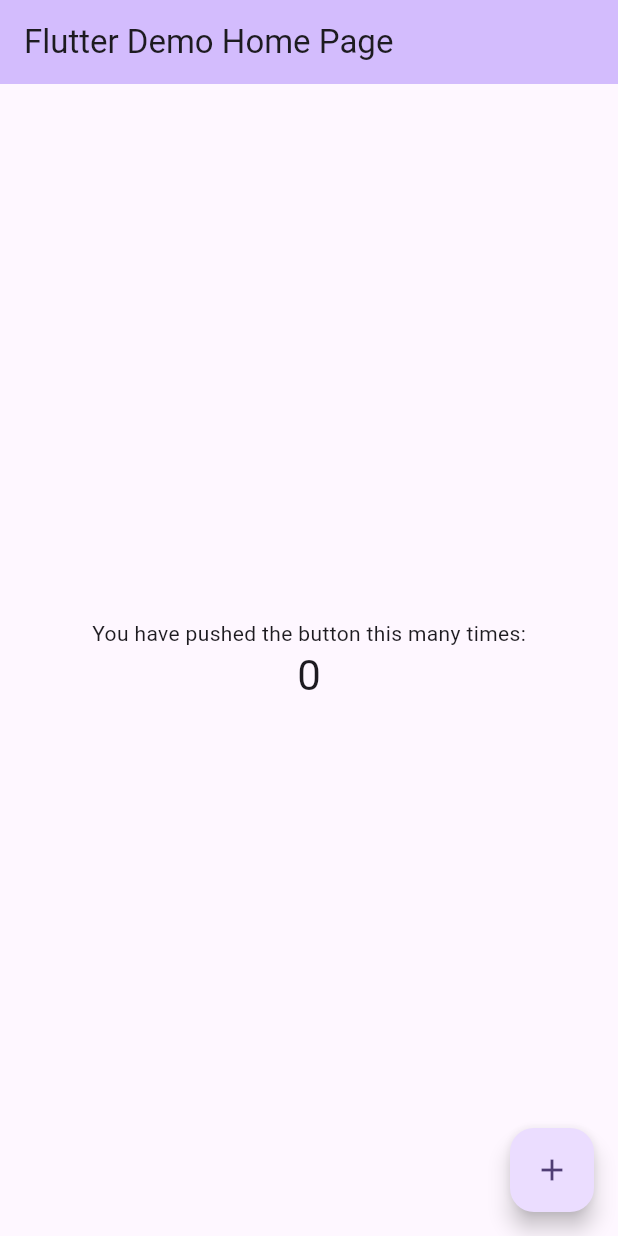
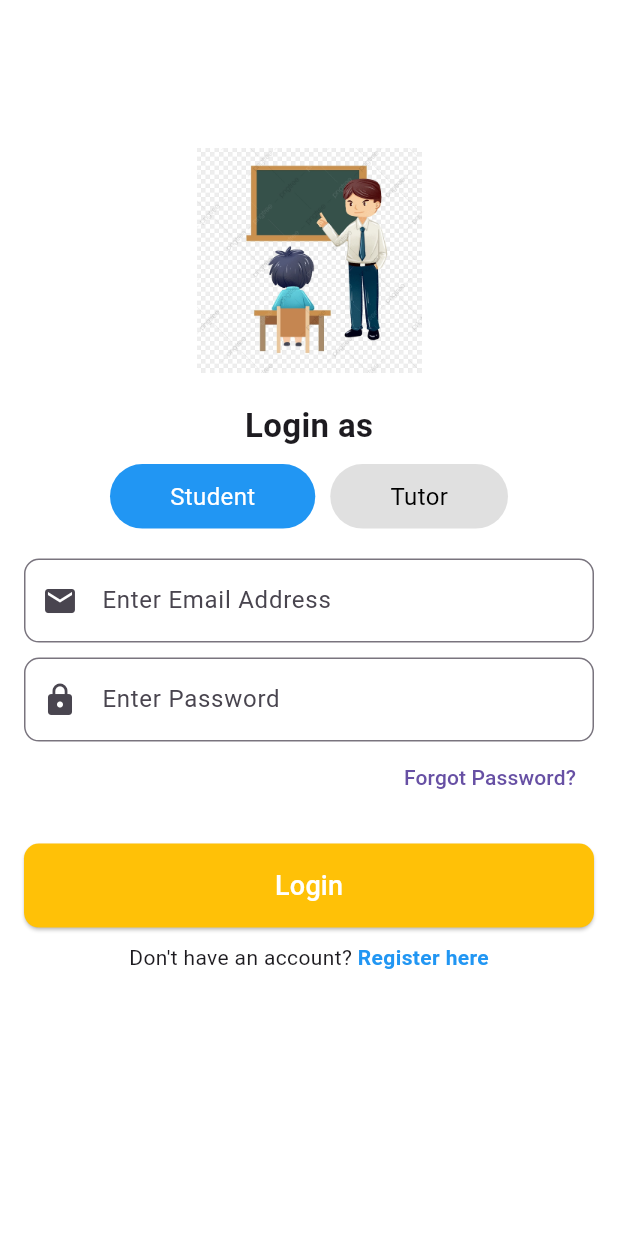
Before and after one commit to nighttourist/guideme, a Flutter app: the screen it shows after launch, on a phone screen of 412 x 824 dp. Run offline on Flutter 3.47's test engine with Material 3 defaults, Android fonts, the light colour scheme and no system bars.

Commit message:
Added three pages skeleton

```diff
--- a/lib/main.dart
+++ b/lib/main.dart
@@ -1,125 +1,25 @@
 import 'package:flutter/material.dart';
+import 'pages/login_page.dart';
+import 'pages/registration_page.dart';
+import 'pages/student_registration_page.dart';
+import 'pages/tutor_registration_page.dart';
 
 void main() {
-  runApp(const MyApp());
+  runApp(TutorFinderApp());
 }
 
-class MyApp extends StatelessWidget {
-  const MyApp({super.key});
-
-  // This widget is the root of your application.
+class TutorFinderApp extends StatelessWidget {
   @override
   Widget build(BuildContext context) {
     return MaterialApp(
-      title: 'Flutter Demo',
-      theme: ThemeData(
-        // This is the theme of your application.
-        //
-        // TRY THIS: Try running your application with "flutter run". You'll see
-        // the application has a purple toolbar. Then, without quitting the app,
-        // try changing the seedColor in the colorScheme below to Colors.green
-        // and then invoke "hot reload" (save your changes or press the "hot
-        // reload" button in a Flutter-supported IDE, or press "r" if you used
-        // the command line to start the app).
-        //
-        // Notice that the counter didn't reset back to zero; the application
-        // state is not lost during the reload. To reset the state, use hot
-        // restart instead.
-        //
-        // This works for code too, not just values: Most code changes can be
-        // tested with just a hot reload.
-        colorScheme: ColorScheme.fromSeed(seedColor: Colors.deepPurple),
-        useMaterial3: true,
-      ),
-      home: const MyHomePage(title: 'Flutter Demo Home Page'),
+      debugShowCheckedModeBanner: false,
+      initialRoute: '/',
+      routes: {
+        '/': (context) => LoginPage(), // Login Page
+        '/register': (context) => RegistrationPage(), // Registration Selection
+        '/student-register': (context) => StudentRegistrationPage(), // Student Registration
+        '/tutor-register': (context) => TutorRegistrationPage(), // Tutor Registration
+      },
     );
   }
 }
-
-class MyHomePage extends StatefulWidget {
-  const MyHomePage({super.key, required this.title});
-
-  // This widget is the home page of your application. It is stateful, meaning
-  // that it has a State object (defined below) that contains fields that affect
-  // how it looks.
-
-  // This class is the configuration for the state. It holds the values (in this
-  // case the title) provided by the parent (in this case the App widget) and
-  // used by the build method of the State. Fields in a Widget subclass are
-  // always marked "final".
-
-  final String title;
-
-  @override
-  State<MyHomePage> createState() => _MyHomePageState();
-}
-
-class _MyHomePageState extends State<MyHomePage> {
-  int _counter = 0;
-
-  void _incrementCounter() {
-    setState(() {
-      // This call to setState tells the Flutter framework that something has
-      // changed in this State, which causes it to rerun the build method below
-      // so that the display can reflect the updated values. If we changed
-      // _counter without calling setState(), then the build method would not be
-      // called again, and so nothing would appear to happen.
-      _counter++;
-    });
-  }
-
-  @override
-  Widget build(BuildContext context) {
-    // This method is rerun every time setState is called, for instance as done
-    // by the _incrementCounter method above.
-    //
-    // The Flutter framework has been optimized to make rerunning build methods
-    // fast, so that you can just rebuild anything that needs updating rather
-    // than having to individually change instances of widgets.
-    return Scaffold(
-      appBar: AppBar(
-        // TRY THIS: Try changing the color here to a specific color (to
-        // Colors.amber, perhaps?) and trigger a hot reload to see the AppBar
-        // change color while the other colors stay the same.
-        backgroundColor: Theme.of(context).colorScheme.inversePrimary,
-        // Here we take the value from the MyHomePage object that was created by
-        // the App.build method, and use it to set our appbar title.
-        title: Text(widget.title),
-      ),
-      body: Center(
-        // Center is a layout widget. It takes a single child and positions it
-        // in the middle of the parent.
-        child: Column(
-          // Column is also a layout widget. It takes a list of children and
-          // arranges them vertically. By default, it sizes itself to fit its
-          // children horizontally, and tries to be as tall as its parent.
-          //
-          // Column has various properties to control how it sizes itself and
-          // how it positions its children. Here we use mainAxisAlignment to
-          // center the children vertically; the main axis here is the vertical
-          // axis because Columns are vertical (the cross axis would be
-          // horizontal).
-          //
-          // TRY THIS: Invoke "debug painting" (choose the "Toggle Debug Paint"
-          // action in the IDE, or press "p" in the console), to see the
-          // wireframe for each widget.
-          mainAxisAlignment: MainAxisAlignment.center,
-          children: <Widget>[
-            const Text(
-              'You have pushed the button this many times:',
-            ),
-            Text(
-              '$_counter',
-              style: Theme.of(context).textTheme.headlineMedium,
-            ),
-          ],
-        ),
-      ),
-      floatingActionButton: FloatingActionButton(
-        onPressed: _incrementCounter,
-        tooltip: 'Increment',
-        child: const Icon(Icons.add),
-      ), // This trailing comma makes auto-formatting nicer for build methods.
-    );
-  }
-}
--- /dev/null
+++ b/lib/pages/login_page.dart
@@ -0,0 +1,159 @@
+import 'package:flutter/material.dart';
+
+class LoginPage extends StatefulWidget {
+  @override
+  _LoginPageState createState() => _LoginPageState();
+}
+
+class _LoginPageState extends State<LoginPage> {
+  bool isStudent = true; // Default selected tab
+
+  @override
+  Widget build(BuildContext context) {
+    return Scaffold(
+      backgroundColor: Colors.white,
+      body: SingleChildScrollView(
+        child: Padding(
+          padding: const EdgeInsets.all(16.0),
+          child: Column(
+            mainAxisAlignment: MainAxisAlignment.center,
+            crossAxisAlignment: CrossAxisAlignment.stretch,
+            children: <Widget>[
+              SizedBox(height: MediaQuery.of(context).size.height * 0.1), // Top padding
+              Center(
+                child: Image.asset(
+                  'assets/tutor_image.png', // Replace with your image path
+                  height: 150,
+                ),
+              ),
+              SizedBox(height: 20),
+              Center(
+                child: Text(
+                  'Login as',
+                  style: TextStyle(fontSize: 22, fontWeight: FontWeight.bold),
+                ),
+              ),
+              SizedBox(height: 10),
+              Row(
+                mainAxisAlignment: MainAxisAlignment.center,
+                children: <Widget>[
+                  GestureDetector(
+                    onTap: () {
+                      setState(() {
+                        isStudent = true;
+                      });
+                    },
+                    child: Container(
+                      decoration: BoxDecoration(
+                        color: isStudent ? Colors.blue : Colors.grey[300],
+                        borderRadius: BorderRadius.circular(25),
+                      ),
+                      padding: EdgeInsets.symmetric(horizontal: 40, vertical: 10),
+                      child: Text(
+                        'Student',
+                        style: TextStyle(
+                          fontSize: 16,
+                          color: isStudent ? Colors.white : Colors.black,
+                        ),
+                      ),
+                    ),
+                  ),
+                  SizedBox(width: 10),
+                  GestureDetector(
+                    onTap: () {
+                      setState(() {
+                        isStudent = false;
+                      });
+                    },
+                    child: Container(
+                      decoration: BoxDecoration(
+                        color: !isStudent ? Colors.blue : Colors.grey[300],
+                        borderRadius: BorderRadius.circular(25),
+                      ),
+                      padding: EdgeInsets.symmetric(horizontal: 40, vertical: 10),
+                      child: Text(
+                        'Tutor',
+                        style: TextStyle(
+                          fontSize: 16,
+                          color: !isStudent ? Colors.white : Colors.black,
+                        ),
+                      ),
+                    ),
+                  ),
+                ],
+              ),
+              SizedBox(height: 20),
+              TextField(
+                decoration: InputDecoration(
+                  labelText: 'Enter Email Address',
+                  border: OutlineInputBorder(
+                    borderRadius: BorderRadius.circular(10),
+                  ),
+                  prefixIcon: Icon(Icons.email),
+                ),
+              ),
+              SizedBox(height: 10),
+              TextField(
+                obscureText: true,
+                decoration: InputDecoration(
+                  labelText: 'Enter Password',
+                  border: OutlineInputBorder(
+                    borderRadius: BorderRadius.circular(10),
+                  ),
+                  prefixIcon: Icon(Icons.lock),
+                ),
+              ),
+              Align(
+                alignment: Alignment.centerRight,
+                child: TextButton(
+                  onPressed: () {
+                    // Forgot password functionality
+                  },
+                  child: Text('Forgot Password?'),
+                ),
+              ),
+              SizedBox(height: 20),
+              ElevatedButton(
+                onPressed: () {
+                  // Handle login
+                },
+                style: ElevatedButton.styleFrom(
+                  backgroundColor: Colors.amber,
+                  padding: EdgeInsets.symmetric(vertical: 15),
+                  shape: RoundedRectangleBorder(
+                    borderRadius: BorderRadius.circular(10),
+                  ),
+                ),
+                child: Text(
+                  'Login',
+                  style: TextStyle(fontSize: 18, color: Colors.white),
+                ),
+              ),
+              SizedBox(height: 10),
+              Row(
+                mainAxisAlignment: MainAxisAlignment.center,
+                children: <Widget>[
+                  Text("Don't have an account? "),
+                  GestureDetector(
+                    onTap: () {
+                      // Navigate to registration page
+                      Navigator.pushNamed(context, '/register');
+                    },
+                    child: Text(
+                      'Register here',
+                      style: TextStyle(
+                        color: Colors.blue,
+                        fontWeight: FontWeight.bold,
+                      ),
+                    ),
+                  ),
+                ],
+              ),
+              SizedBox(height: MediaQuery.of(context).size.height * 0.05), // Bottom padding
+            ],
+          ),
+        ),
+      ),
+    );
+  }
+}
--- /dev/null
+++ b/lib/pages/registration_page.dart
@@ -0,0 +1,40 @@
+import 'package:flutter/material.dart';
+
+class RegistrationPage extends StatelessWidget {
+  @override
+  Widget build(BuildContext context) {
+    return Scaffold(
+      appBar: AppBar(
+        title: Text("Register"),
+      ),
+      body: Padding(
+        padding: const EdgeInsets.all(16.0),
+        child: Column(
+          mainAxisAlignment: MainAxisAlignment.center,
+          children: [
+            Text(
+              "Are you a student or a tutor?",
+              style: TextStyle(fontSize: 22, fontWeight: FontWeight.bold),
+            ),
+            SizedBox(height: 20),
+            ElevatedButton(
+              onPressed: () {
+                // Navigate to Student Registration Page
+                Navigator.pushNamed(context, '/student-register');
+              },
+              child: Text("I am a Student"),
+            ),
+            SizedBox(height: 20),
+            ElevatedButton(
+              onPressed: () {
+                // Navigate to Tutor Registration Page
+                Navigator.pushNamed(context, '/tutor-register');
+              },
+              child: Text("I am a Tutor"),
+            ),
+          ],
+        ),
+      ),
+    );
+  }
+}
```
Also changed, not shown: lib/pages/student_registration_page.dart (added, +52 -0 lines), lib/pages/tutor_registration_page.dart (added, +52 -0 lines), pubspec.yaml (+4 -4 lines), assets/tutor_image.png (added), pubspec.lock.
